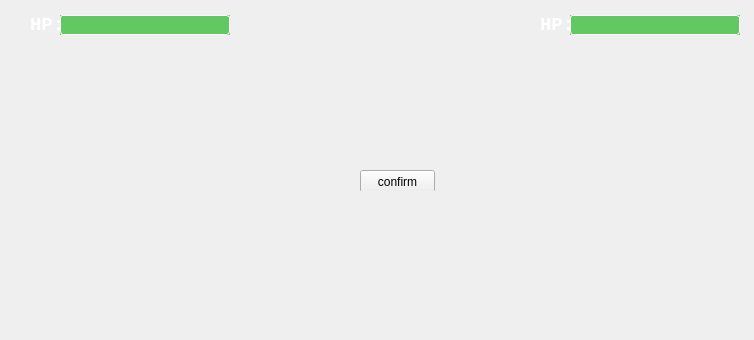
This is PokemonClient/battle.ui in XiaoyuWang-BUPT/Pokemon as Qt 5 draws it before an edit; both pictures show x 0 to 754 and y 140 to 480 of the 853 by 480 pixel window. The edited form follows.
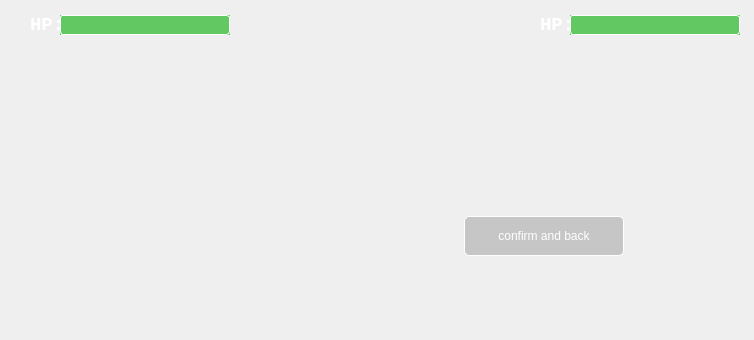
This is the edited form. Icons and pictures are not drawn.

Diff of the .ui file:
```diff
--- a/PokemonClient/battle.ui
+++ b/PokemonClient/battle.ui
@@ -172,7 +172,7 @@
    <widget class="QWidget" name="myPoke" native="true">
     <property name="geometry">
      <rect>
-      <x>50</x>
+      <x>30</x>
       <y>220</y>
       <width>200</width>
       <height>200</height>
@@ -311,35 +311,39 @@
    <widget class="QWidget" name="endWidget" native="true">
     <property name="geometry">
      <rect>
-      <x>310</x>
-      <y>200</y>
-      <width>161</width>
-      <height>131</height>
+      <x>150</x>
+      <y>146</y>
+      <width>480</width>
+      <height>250</height>
      </rect>
     </property>
     <widget class="QPushButton" name="confirmButton">
      <property name="geometry">
       <rect>
-       <x>50</x>
-       <y>110</y>
-       <width>75</width>
-       <height>23</height>
+       <x>314</x>
+       <y>210</y>
+       <width>160</width>
+       <height>40</height>
       </rect>
      </property>
      <property name="styleSheet">
-      <string notr="true"/>
+      <string notr="true">border: 1px solid white;
+font: 75 13pt &quot;Consolas&quot;;
+border-radius : 5px;
+background-color : rgba(170, 170, 170, 150);
+color: white;</string>
      </property>
      <property name="text">
-      <string>confirm</string>
+      <string>confirm and back</string>
      </property>
     </widget>
     <widget class="QLabel" name="winorloseLabel">
      <property name="geometry">
       <rect>
-       <x>13</x>
-       <y>50</y>
-       <width>141</width>
-       <height>41</height>
+       <x>10</x>
+       <y>210</y>
+       <width>150</width>
+       <height>40</height>
       </rect>
      </property>
      <property name="styleSheet">
@@ -350,6 +354,16 @@
       <string/>
      </property>
     </widget>
+    <widget class="QWidget" name="endLayoutContainer" native="true">
+     <property name="geometry">
+      <rect>
+       <x>0</x>
+       <y>0</y>
+       <width>480</width>
+       <height>211</height>
+      </rect>
+     </property>
+    </widget>
    </widget>
    <widget class="QLabel" name="mySpecialAttLabel">
     <property name="geometry">
```
Left out of the diff: 53 changed lines with no effect on the pictures.
